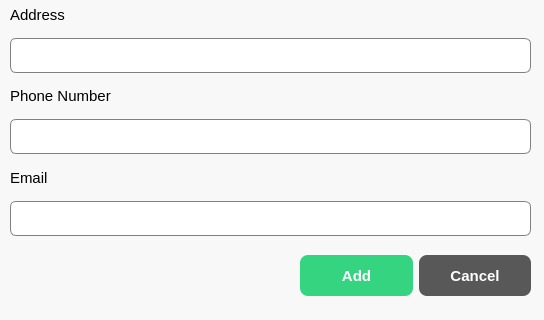
Old version of the form UpdateKhachHangDialog.ui in the repository hoquangvinh124/BlackMeetWukong; both pictures show x 0 to 544 and y 256 to 576 of the 544 by 576 pixel window.
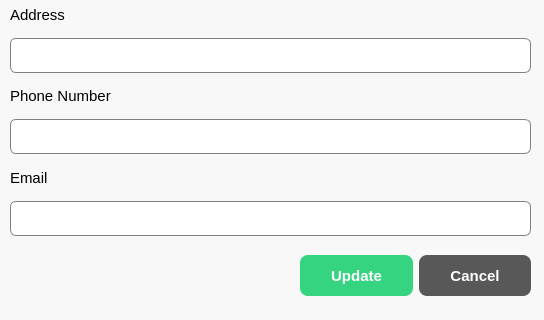
New version of the form.

Commit message: Thêm File Ui

```diff
--- a/UpdateKhachHangDialog.ui
+++ b/UpdateKhachHangDialog.ui
@@ -418,7 +418,7 @@
 }</string>
       </property>
       <property name="text">
-       <string>Add</string>
+       <string>Update</string>
       </property>
      </widget>
     </item>
```
Left out of the diff: 22 changed lines with no effect on the pictures. The commit also changes 2 other files.
